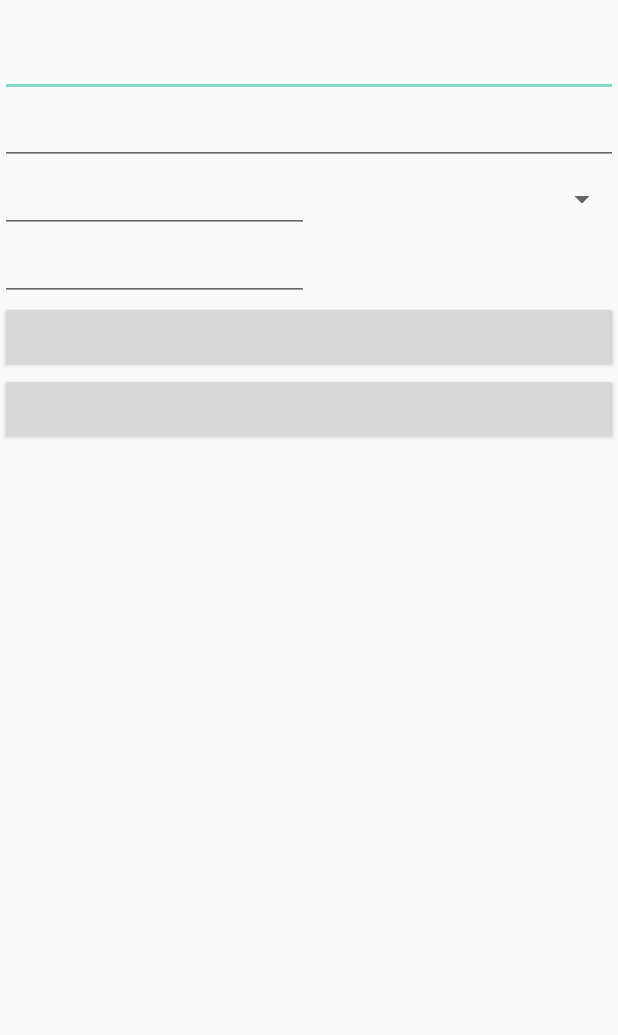
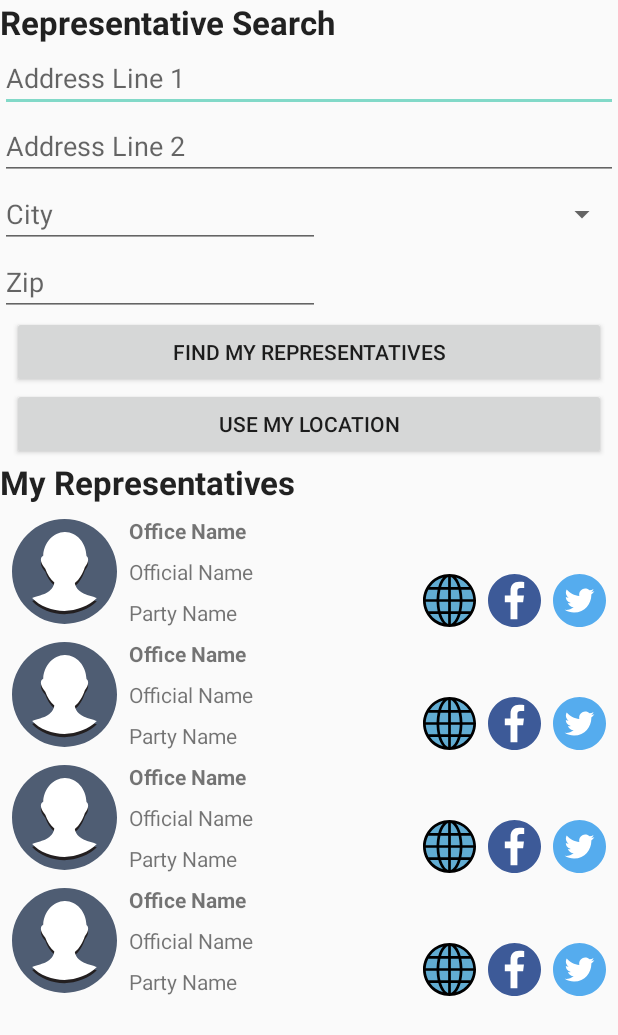
Before and after one commit to prodriguezval/udacity-election-info, an Android app: the layout fragment_representative.xml on its own in the app's theme, with its tools: preview values and no code run, on a phone screen of 412 x 824 dp. Shown: the top 1035 px of the screen. Run offline under Robolectric (Android 15) with nearby library versions, the phone set to English and light mode, and no system bars.

Commit message:
- add the animation - complete the recycler view

```diff
--- a/app/src/main/AndroidManifest.xml
+++ b/app/src/main/AndroidManifest.xml
@@ -2,8 +2,9 @@
 <manifest xmlns:android="http://schemas.android.com/apk/res/android"
     package="com.example.android.politicalpreparedness">
 
-    <!-- >TODO: Add Permissions -->
     <uses-permission android:name="android.permission.INTERNET" />
+    <uses-permission android:name="android.permission.ACCESS_FINE_LOCATION" />
+    <uses-permission android:name="android.permission.ACCESS_COARSE_LOCATION" />
 
     <application
         android:allowBackup="true"
@@ -12,7 +13,8 @@
         android:roundIcon="@mipmap/ic_launcher_round"
         android:supportsRtl="true"
         android:theme="@style/AppTheme">
-        <activity android:name="com.example.android.politicalpreparedness.MainActivity"
+        <activity
+            android:name="com.example.android.politicalpreparedness.MainActivity"
             android:exported="true">
             <intent-filter>
                 <action android:name="android.intent.action.MAIN" />
--- a/app/src/main/res/layout/fragment_representative.xml
+++ b/app/src/main/res/layout/fragment_representative.xml
@@ -1,119 +1,137 @@
 <?xml version="1.0" encoding="utf-8"?>
 <layout xmlns:android="http://schemas.android.com/apk/res/android"
     xmlns:app="http://schemas.android.com/apk/res-auto"
-    xmlns:motion="http://schemas.android.com/tools">
+    xmlns:tools="http://schemas.android.com/tools">
 
-    <!-- TODO: Add data binding node -->
+    <data>
 
-    <!-- TODO: Add motion scene to hide form on vertical scroll. -->
+        <variable
+            name="viewModel"
+            type="com.example.android.politicalpreparedness.representative.RepresentativeViewModel" />
+    </data>
+
     <androidx.constraintlayout.motion.widget.MotionLayout
         android:layout_height="match_parent"
-        android:layout_width="match_parent">
+        android:layout_width="match_parent"
+        app:layoutDescription="@xml/representative_scene">
 
-        <!-- TODO: Add visual styling and content -->
         <TextView
             android:id="@+id/search_title"
             android:layout_width="wrap_content"
             android:layout_height="wrap_content"
+            android:text="@string/representative_search_text"
+            android:textAppearance="@style/TextAppearance.AppCompat.Large"
+            android:textStyle="bold"
             app:layout_constraintStart_toStartOf="parent"
             app:layout_constraintTop_toTopOf="parent" />
 
-        <!-- TODO: Add data binding value -->
-        <!-- TODO: Add visual styling and content -->
         <EditText
             android:id="@+id/address_line_1"
             android:layout_width="match_parent"
             android:layout_height="wrap_content"
-            android:autofillHints=""
+            android:autofillHints="@string/address_line_1_text"
+            android:ems="10"
             android:inputType="textPostalAddress"
+            android:hint="@string/address_line_1_text"
+            android:text="@={viewModel.address.line1}"
+            android:textAppearance="@style/TextAppearance.AppCompat.Medium"
             app:layout_constraintStart_toStartOf="parent"
             app:layout_constraintTop_toBottomOf="@id/search_title" />
 
-        <!-- TODO: Add data binding value -->
-        <!-- TODO: Add visual styling and content -->
         <EditText
             android:id="@+id/address_line_2"
             android:layout_width="match_parent"
-            android:layout_height="0dp"
-            android:autofillHints=""
+            android:layout_height="wrap_content"
+            android:autofillHints="@string/address_line_2_text"
+            android:ems="10"
             android:inputType="textPostalAddress"
+            android:hint="@string/address_line_2_text"
+            android:text="@={viewModel.address.line2}"
+            android:textAppearance="@style/TextAppearance.AppCompat.Medium"
             app:layout_constraintStart_toStartOf="parent"
             app:layout_constraintTop_toBottomOf="@id/address_line_1" />
 
-        <!-- TODO: Add data binding value -->
-        <!-- TODO: Add visual styling and content -->
         <EditText
             android:id="@+id/city"
             android:layout_width="0dp"
             android:layout_height="wrap_content"
-            android:autofillHints=""
+            android:autofillHints="@string/city_text"
+            android:ems="10"
+            android:hint="@string/city_text"
             android:inputType="textPostalAddress"
+            android:text="@={viewModel.address.city}"
+            android:textAppearance="@style/TextAppearance.AppCompat.Medium"
             app:layout_constraintStart_toStartOf="parent"
-            app:layout_constraintEnd_toStartOf="@id/state"
-            app:layout_constraintTop_toBottomOf="@id/address_line_2" />
+            app:layout_constraintTop_toBottomOf="@+id/address_line_2" />
 
-        <!-- TODO: Add default values from provided resources  -->
-        <!-- TODO: Add data binding value -->
-        <!-- TODO: Add visual styling and content -->
         <Spinner
             android:id="@+id/state"
             android:layout_width="0dp"
             android:layout_height="0dp"
-            android:autofillHints=""
             android:inputType="textPostalAddress"
+            android:entries="@{viewModel.states}"
+            android:selectedItemPosition="@={viewModel.selectedStateIndex}"
+            app:layout_constraintBottom_toBottomOf="@id/city"
+            app:layout_constraintEnd_toEndOf="parent"
             app:layout_constraintStart_toEndOf="@id/city"
-            app:layout_constraintEnd_toEndOf="parent"
-            app:layout_constraintTop_toTopOf="@id/city"
-            app:layout_constraintBottom_toBottomOf="@id/city"/>
+            app:layout_constraintTop_toTopOf="@id/city" />
 
-        <!-- TODO: Add data binding value -->
-        <!-- TODO: Add visual styling and content -->
         <EditText
             android:id="@+id/zip"
             android:layout_width="0dp"
             android:layout_height="wrap_content"
-            android:autofillHints=""
-            android:inputType="number"
-            android:maxLength="5"
+            android:autofillHints="@string/zip_text"
+            android:ems="10"
+            android:hint="@string/zip_text"
+            android:inputType="textPostalAddress"
+            android:text="@={viewModel.address.zip}"
+            android:textAppearance="@style/TextAppearance.AppCompat.Medium"
             app:layout_constraintStart_toStartOf="parent"
-            app:layout_constraintEnd_toEndOf="@id/city"
-            app:layout_constraintTop_toBottomOf="@id/city" />
+            app:layout_constraintTop_toBottomOf="@+id/city" />
 
-        <!-- TODO: Add visual styling and label -->
         <Button
-            android:id="@+id/button_search"
+            android:id="@+id/search_button"
             android:layout_width="match_parent"
             android:layout_height="wrap_content"
+            android:layout_marginStart="@dimen/small_margin"
+            android:layout_marginEnd="@dimen/small_margin"
+            android:text="@string/find_my_representatives_text"
             app:layout_constraintTop_toBottomOf="@id/zip" />
 
-        <!-- TODO: Add visual styling and content -->
         <Button
-            android:id="@+id/button_location"
+            android:id="@+id/location_button"
             android:layout_width="match_parent"
             android:layout_height="wrap_content"
-            app:layout_constraintTop_toBottomOf="@id/button_search" />
+            android:layout_marginStart="@dimen/small_margin"
+            android:layout_marginEnd="@dimen/small_margin"
+            android:text="@string/use_my_location_text"
+            app:layout_constraintTop_toBottomOf="@id/search_button" />
 
-        <!-- TODO: Add visual styling and content -->
         <TextView
-            android:id="@+id/representative_title"
+            android:id="@+id/representatives_title"
             android:layout_width="wrap_content"
             android:layout_height="wrap_content"
+            android:text="@string/my_representatives_text"
+            android:textAppearance="@style/TextAppearance.AppCompat.Large"
+            android:textStyle="bold"
             app:layout_constraintStart_toStartOf="parent"
-            app:layout_constraintTop_toBottomOf="@id/button_location" />
+            app:layout_constraintTop_toBottomOf="@id/location_button" />
 
-        <!-- TODO: Add Representatives RecyclerView -->
+        <androidx.recyclerview.widget.RecyclerView
+            android:id="@+id/representatives_recycler_view"
+            android:layout_width="0dp"
+            android:layout_height="0dp"
+            android:layout_marginBottom="@dimen/small_margin"
+            app:layoutManager="androidx.recyclerview.widget.LinearLayoutManager"
+            app:layout_constraintBottom_toBottomOf="parent"
+            app:layout_constraintEnd_toEndOf="parent"
+            app:layout_constraintStart_toStartOf="parent"
+            app:layout_constraintTop_toBottomOf="@id/representatives_title"
+            app:layout_constraintVertical_bias="0.0"
+            tools:itemCount="4"
+            tools:listitem="@layout/representative_list_item">
 
-        <!-- TODO: Add visual styling and content -->
-        <TextView
-            android:id="@+id/list_placeholder"
-            android:layout_width="match_parent"
-            android:layout_height="0dp"
-            android:gravity="center"
-            android:textAlignment="center"
-            android:visibility="gone"
-            motion:visibilityMode="ignore"
-            app:layout_constraintTop_toBottomOf="@id/representative_title"
-            app:layout_constraintBottom_toBottomOf="parent" />
+        </androidx.recyclerview.widget.RecyclerView>
 
     </androidx.constraintlayout.motion.widget.MotionLayout>
 </layout>
--- a/app/src/main/res/layout/representative_list_item.xml
+++ b/app/src/main/res/layout/representative_list_item.xml
@@ -5,6 +5,9 @@
 
     <data>
 
+        <variable
+            name="representative"
+            type="com.example.android.politicalpreparedness.representative.model.Representative" />
     </data>
 
     <androidx.constraintlayout.widget.ConstraintLayout
@@ -18,6 +21,7 @@
             android:layout_marginStart="@dimen/small_margin"
             android:layout_marginTop="@dimen/small_margin"
             android:scaleType="centerCrop"
+            app:profileImage="@{representative.official.photoUrl}"
             app:layout_constraintBottom_toBottomOf="parent"
             app:layout_constraintStart_toStartOf="parent"
             app:layout_constraintTop_toTopOf="parent"
@@ -31,7 +35,7 @@
             android:layout_height="wrap_content"
             android:layout_marginStart="@dimen/small_margin"
             android:layout_marginTop="@dimen/small_margin"
-            android:text=""
+            android:text="@{representative.office.name}"
             android:textAppearance="@style/TextAppearance.AppCompat.Small"
             android:textStyle="bold"
             app:layout_constraintStart_toEndOf="@+id/photo"
@@ -43,7 +47,7 @@
             android:layout_width="0dp"
             android:layout_height="wrap_content"
             android:layout_marginTop="@dimen/small_margin"
-            android:text=""
+            android:text="@{representative.official.name}"
             android:textAppearance="@style/TextAppearance.AppCompat.Small"
             app:layout_constraintStart_toStartOf="@+id/office_name"
             app:layout_constraintTop_toBottomOf="@+id/office_name"
@@ -54,7 +58,7 @@
             android:layout_width="0dp"
             android:layout_height="wrap_content"
             android:layout_marginTop="@dimen/small_margin"
-            android:text=""
+            android:text="@{representative.official.party}"
             android:textAppearance="@style/TextAppearance.AppCompat.Small"
             app:layout_constraintBottom_toBottomOf="parent"
             app:layout_constraintStart_toStartOf="@+id/official_name"
--- a/app/src/main/res/values/strings.xml
+++ b/app/src/main/res/values/strings.xml
@@ -12,5 +12,12 @@
     <string name="text_follow_election">Follow</string>
     <string name="text_unfollow_election">Unfollow</string>
     <string name="msg_no_web_browser_found">No web broser found</string>
-
+    <string name="representative_search_text">Representative Search</string>
+    <string name="address_line_1_text">Address Line 1</string>
+    <string name="address_line_2_text">Address Line 2</string>
+    <string name="city_text">City</string>
+    <string name="zip_text">Zip</string>
+    <string name="find_my_representatives_text">Find My Representatives</string>
+    <string name="use_my_location_text">Use My Location</string>
+    <string name="my_representatives_text">My Representatives</string>
 </resources>
--- /dev/null
+++ b/app/src/main/res/xml/representative_scene.xml
@@ -0,0 +1,51 @@
+<?xml version="1.0" encoding="utf-8"?>
+<MotionScene xmlns:android="http://schemas.android.com/apk/res/android"
+    xmlns:app="http://schemas.android.com/apk/res-auto">
+
+    <ConstraintSet android:id="@+id/start">
+        <Constraint android:id="@id/search_title" />
+        <Constraint android:id="@id/address_line_1" />
+        <Constraint android:id="@id/address_line_2" />
+        <Constraint android:id="@id/city" />
+        <Constraint android:id="@id/state" />
+        <Constraint android:id="@id/zip" />
+        <Constraint android:id="@id/search_button" />
+        <Constraint android:id="@id/location_button" />
+    </ConstraintSet>
+
+    <ConstraintSet android:id="@+id/end">
+        <Constraint
+            android:id="@id/search_title"
+            android:visibility="gone" />
+        <Constraint
+            android:id="@id/address_line_1"
+            android:visibility="gone" />
+        <Constraint
+            android:id="@id/address_line_2"
+            android:visibility="gone" />
+        <Constraint
+            android:id="@id/city"
+            android:visibility="gone" />
+        <Constraint
+            android:id="@id/state"
+            android:visibility="gone" />
+        <Constraint
+            android:id="@id/zip"
+            android:visibility="gone" />
+        <Constraint
+            android:id="@id/search_button"
+            android:visibility="gone" />
+        <Constraint
+            android:id="@id/location_button"
+            android:visibility="gone" />
+    </ConstraintSet>
+
+    <Transition
+        app:constraintSetEnd="@id/end"
+        app:constraintSetStart="@id/start">
+        <OnSwipe
+            app:dragDirection="dragUp"
+            app:touchAnchorId="@id/representatives_recycler_view" />
+    </Transition>
+
+</MotionScene>
```
Also changed, not shown: app/src/main/java/com/example/android/politicalpreparedness/launch/LaunchFragment.kt (+3 -6 lines), app/src/main/java/com/example/android/politicalpreparedness/network/models/Address.kt (+5 -5 lines), app/src/main/java/com/example/android/politicalpreparedness/representative/RepresentativeFragment.kt (+20 -10 lines), app/src/main/java/com/example/android/politicalpreparedness/representative/RepresentativeViewModel.kt (+60 -12 lines), app/src/main/java/com/example/android/politicalpreparedness/representative/adapter/RepresentativeBindingAdapters.kt (+13 -2 lines), app/src/main/java/com/example/android/politicalpreparedness/representative/adapter/RepresentativeListAdapter.kt (+37 -24 lines), app/src/main/java/com/example/android/politicalpreparedness/representative/repository/RepresentativeRepository.kt (added, +22 -0 lines).
